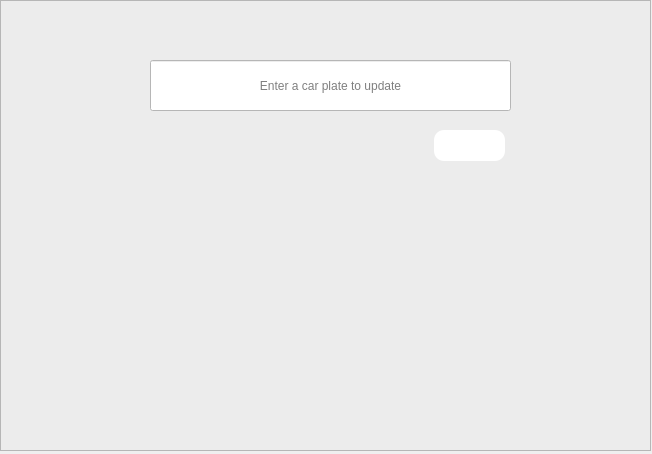
Before: the Qt Designer form update.ui in codydon/Automatic-Car-Plate-Recognition-System, drawn with Qt 5.
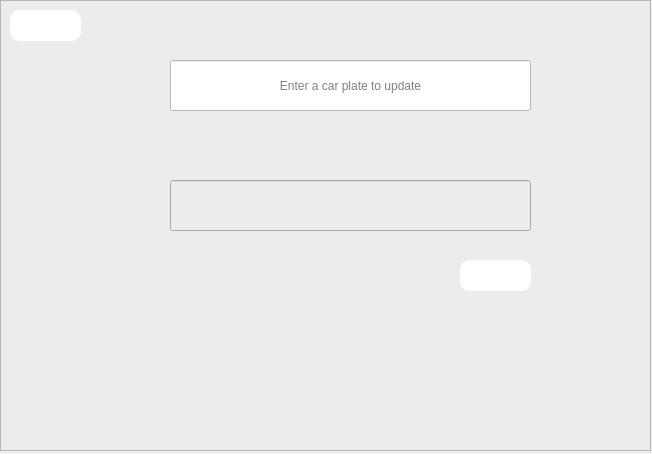
After: the same form once the commit is applied. Icons and pictures are not drawn.

```diff
--- a/update.ui
+++ b/update.ui
@@ -35,7 +35,7 @@
     <widget class="QLineEdit" name="lineEdit">
      <property name="geometry">
       <rect>
-       <x>150</x>
+       <x>170</x>
        <y>60</y>
        <width>361</width>
        <height>51</height>
@@ -54,8 +54,8 @@
     <widget class="QPushButton" name="pushButton">
      <property name="geometry">
       <rect>
-       <x>434</x>
-       <y>130</y>
+       <x>460</x>
+       <y>260</y>
        <width>71</width>
        <height>31</height>
       </rect>
@@ -79,23 +79,39 @@
       <string/>
      </property>
     </widget>
-    <widget class="QLabel" name="label">
+    <widget class="QPushButton" name="pushButton_2">
      <property name="geometry">
       <rect>
-       <x>160</x>
-       <y>300</y>
-       <width>351</width>
-       <height>51</height>
+       <x>10</x>
+       <y>10</y>
+       <width>71</width>
+       <height>31</height>
       </rect>
      </property>
      <property name="styleSheet">
-      <string notr="true">font: 12pt &quot;Segoe MDL2 Assets&quot;;</string>
+      <string notr="true">
+QPushButton{	 
+background-color: rgb(255, 255, 255);
+	image: url(:/back/undo.png);
+border-radius:10px;
+}
+QPushButton:hover#pushButton_2
+{
+  border:2px solid  rgb(0, 170, 127);  
+}</string>
      </property>
      <property name="text">
       <string/>
      </property>
-     <property name="alignment">
-      <set>Qt::AlignCenter</set>
+    </widget>
+    <widget class="QLineEdit" name="lineEdit_2">
+     <property name="geometry">
+      <rect>
+       <x>170</x>
+       <y>180</y>
+       <width>361</width>
+       <height>51</height>
+      </rect>
      </property>
     </widget>
    </widget>
```
Left out of the diff: 4 changed lines with no effect on the pictures.
